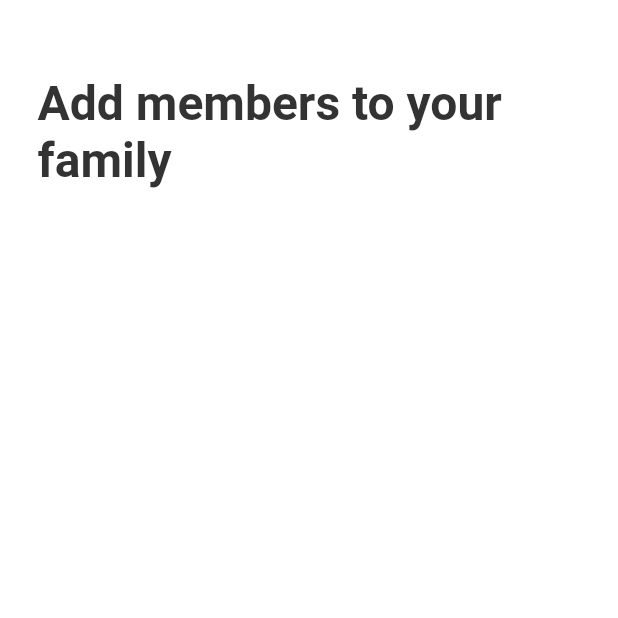
After one commit to Sergiobi9/homeFoodApp, a Flutter app: the RegisterFamilyMemebersPage screen opened directly, on a phone screen of 412 x 824 dp, the top half of it. The commit adds this screen. Run offline on Flutter 3.47's test engine with Material 2 defaults, Android fonts, the phone set to English and light mode, and no system bars; our stand-ins replace fluttertoast, shared_preferences; missing offline and left inert: shared_preferences_web; accounts and stored records are empty.

Commit message:
ready to register member family

```diff
--- a/lib/entities/user.dart
+++ b/lib/entities/user.dart
@@ -7,6 +7,7 @@ class User {
   String lastName = "";
   String email = "";
   String password = "";
+  String uid = "";
   String dateRegistered = "";
   String userRole = "";
 
@@ -18,6 +19,7 @@ class User {
     lastName = json['lastName'];
     email = json['email'];
     password = json['password'];
+    uid = json['uid'];
     dateRegistered = json['dateRegistered'];
     userRole = json['userRole'];
   }
@@ -28,6 +30,7 @@ class User {
         'lastName': lastName,
         'email': email,
         'password': password,
+        'uid':uid,
         'dateRegistered': dateRegistered,
         'userRole': userRole
       };
--- /dev/null
+++ b/lib/ui/family/register/register_family_members.dart
@@ -0,0 +1,37 @@
+import 'package:flutter/material.dart';
+import 'package:home_food_project/utils/utils.dart';
+
+class RegisterFamilyMemebersPage extends StatefulWidget {
+  @override
+  _MyAppState createState() => _MyAppState();
+}
+
+class _MyAppState extends State<RegisterFamilyMemebersPage> {
+
+  TextEditingController familyNameController = new TextEditingController();
+
+  @override
+  Widget build(BuildContext context) {
+    return Scaffold(
+        backgroundColor: Colors.white,
+        resizeToAvoidBottomInset: false,
+        body: SafeArea(
+                child:Column(children: <Widget>[
+          familyMembersQuestion(),
+        ])));
+  }
+
+  Widget familyMembersQuestion() {
+    return Container(
+      margin: EdgeInsets.only(top: 50.0, bottom: 25.0, left: 25.0, right: 15.0),
+      alignment: Alignment.centerLeft,
+      child: Text(
+        "Add members to your family",
+        style: TextStyle(
+            color: Color(0xff333333),
+            fontSize: 32,
+            fontWeight: FontWeight.bold),
+      ),
+    );
+  }
+}
--- a/lib/ui/home/user_home_page.dart
+++ b/lib/ui/home/user_home_page.dart
@@ -1,6 +1,6 @@
 import 'package:flutter/material.dart';
 import 'package:home_food_project/constants/constants.dart';
-import 'package:home_food_project/ui/family/register_family_name.dart';
+import 'package:home_food_project/ui/family/register/register_family_name.dart';
 import 'package:home_food_project/utils/utils.dart';
 
 class UserHomePage extends StatelessWidget {
```
Also changed, not shown: lib/ui/family/register/register_family_name.dart (renamed from lib/ui/family/register_family_name.dart, +14 -1 lines), lib/ui/family/register/register_family.dart (added).
